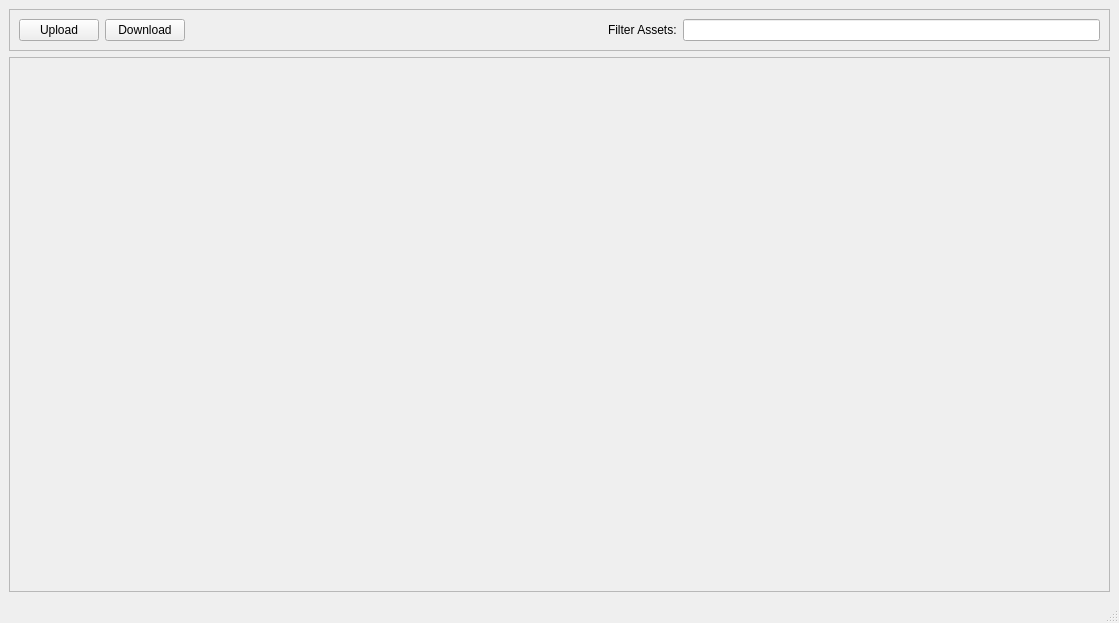
Above: modelbrowser.ui from NCCA/msccavepipelineandtdproject24-Marilyneb before the change. Below: the same form after it.
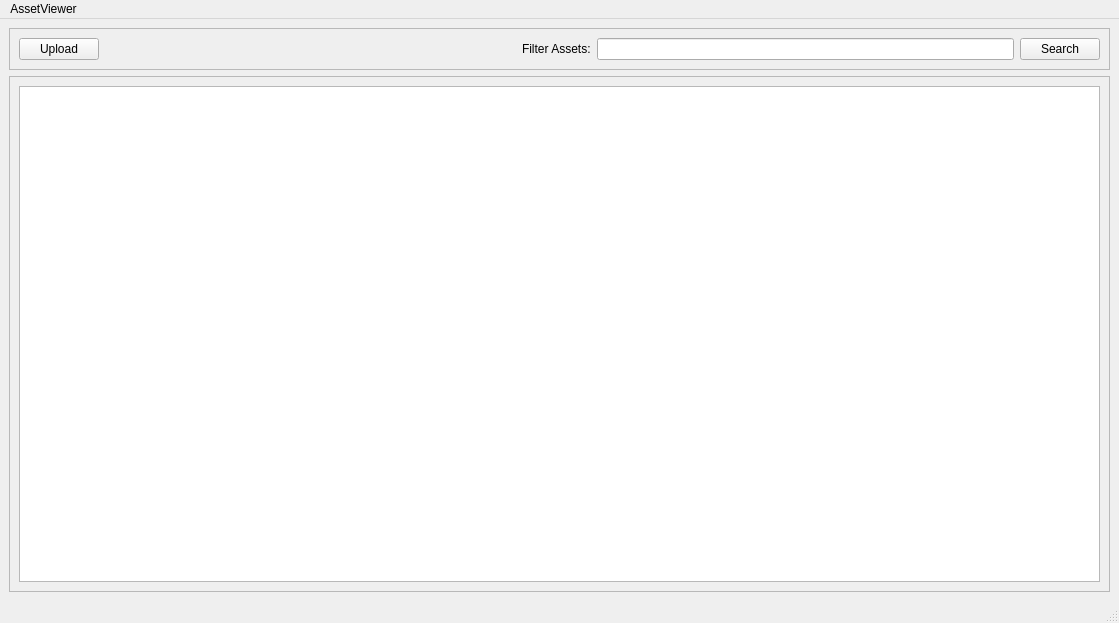
That is the form after the change.

The edit to the form file:
```diff
--- a/modelbrowser.ui
+++ b/modelbrowser.ui
@@ -16,6 +16,11 @@
     <verstretch>0</verstretch>
    </sizepolicy>
   </property>
+  <property name="font">
+   <font>
+    <family>.AppleSystemUIFont</family>
+   </font>
+  </property>
   <property name="windowTitle">
    <string>ModelBrowser</string>
   </property>
@@ -49,13 +54,6 @@
          </property>
         </widget>
        </item>
-       <item>
-        <widget class="QPushButton" name="pushButton_6">
-         <property name="text">
-          <string>Download</string>
-         </property>
-        </widget>
-       </item>
        <item>
         <spacer name="horizontalSpacer">
          <property name="orientation">
@@ -83,11 +81,21 @@
          </property>
         </widget>
        </item>
+       <item>
+        <widget class="QPushButton" name="searchButton">
+         <property name="text">
+          <string>Search</string>
+         </property>
+        </widget>
+       </item>
       </layout>
      </widget>
     </item>
     <item>
      <widget class="QFrame" name="frame_2">
+      <property name="enabled">
+       <bool>true</bool>
+      </property>
       <property name="sizePolicy">
        <sizepolicy hsizetype="Expanding" vsizetype="Expanding">
         <horstretch>0</horstretch>
@@ -100,6 +108,18 @@
       <property name="frameShadow">
        <enum>QFrame::Raised</enum>
       </property>
+      <layout class="QVBoxLayout" name="verticalLayout_2">
+       <item>
+        <widget class="QTableWidget" name="tableWidget">
+         <property name="enabled">
+          <bool>true</bool>
+         </property>
+         <property name="layoutDirection">
+          <enum>Qt::LeftToRight</enum>
+         </property>
+        </widget>
+       </item>
+      </layout>
      </widget>
     </item>
    </layout>
@@ -110,9 +130,15 @@
      <x>0</x>
      <y>0</y>
      <width>1119</width>
-     <height>21</height>
+     <height>24</height>
     </rect>
    </property>
+   <widget class="QMenu" name="menuAssetViewr">
+    <property name="title">
+     <string>AssetViewer</string>
+    </property>
+   </widget>
+   <addaction name="menuAssetViewr"/>
   </widget>
   <widget class="QStatusBar" name="statusbar"/>
  </widget>
```
Left out of the diff: 2 changed lines with no effect on the pictures.
